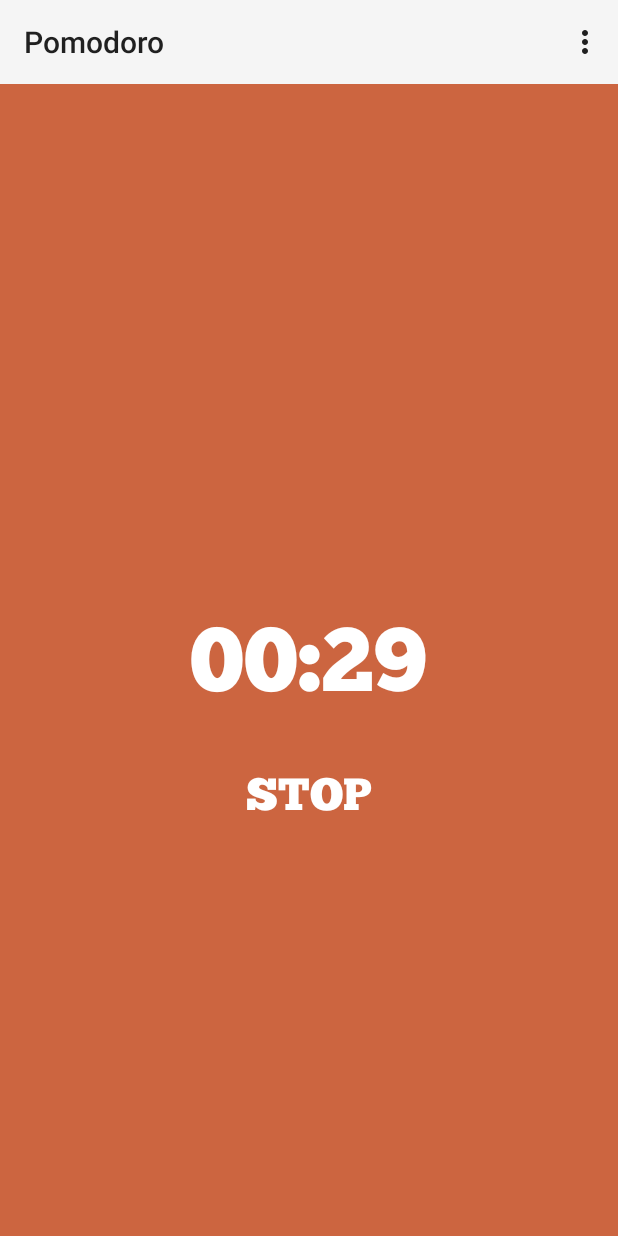
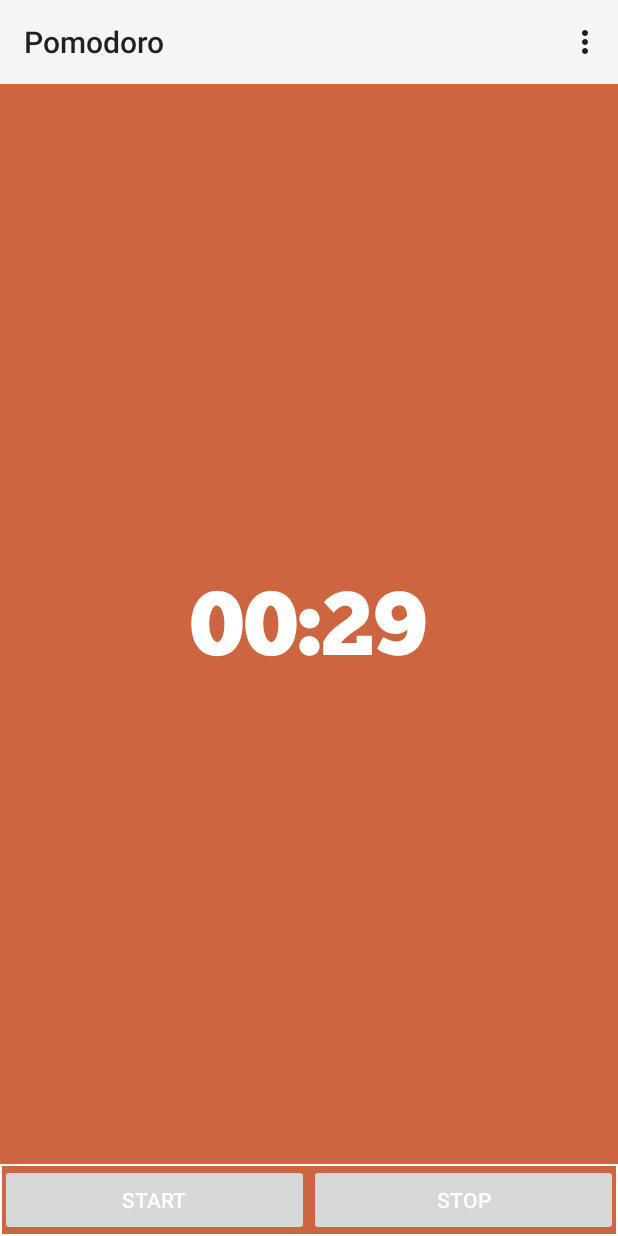
Before and after one commit to qqibrow/pomodoro, an Android app: the AlarmActivity screen opened directly, with no data from a screen before it, after a tap on "START", on a phone screen of 412 x 824 dp. Run offline under Robolectric (Android 15) with nearby library versions, the phone set to English and light mode, and no system bars; 1 statement that could not run was skipped.

Commit message:
finished adding start and stop button.

```diff
--- a/app/src/main/java/com/pomodoro/activities/AlarmActivity.java
+++ b/app/src/main/java/com/pomodoro/activities/AlarmActivity.java
@@ -30,7 +30,7 @@ public class AlarmActivity extends ActionBarActivity {
 	private final long START_TIME = 30 * SECOND;
 
 	// All the views.
-	private Button startBtn;
+	private Button startBtn, stopBtn;
 	private TextView timerText;
 	private RingView ring;
 
@@ -67,14 +67,17 @@ public class AlarmActivity extends ActionBarActivity {
 
 	void initAllViews() {
 		startBtn = (Button) this.findViewById(R.id.startBtn);
+        stopBtn = (Button) this.findViewById(R.id.stopBtn);
+        stopBtn.setEnabled(false);
+
 		timerText = (TextView) this.findViewById(R.id.timer);
 		ring = (RingView) this.findViewById(R.id.timerAnim);
 
 		// Assign special font to button and timerText.
 		Typeface font = Typeface.createFromAsset(getAssets(), CHUNK_FIVE);
 		timerText.setTypeface(font);
-		startBtn.setTypeface(font);
-
+//		startBtn.setTypeface(font);
+//        stopBtn.setTypeface(font);
 		// (TODO)Put startBtn the the ring place regardless of the devices.
 
 	}
@@ -91,15 +94,28 @@ public class AlarmActivity extends ActionBarActivity {
 	}
 
 	public void onClickStartBtn(View w) {
-		if (!timerStarted) {
-			timer.start();
-			timerStarted = true;
-			startBtn.setText("STOP");
-		} else {
-			timer.cancel();
-			resetTimer();
-		}
+//		if (!timerStarted) {
+//			timer.start();
+//			timerStarted = true;
+//            exchangeActivation(startBtn, stopBtn);
+//		} else {
+//			timer.cancel();
+//			resetTimer();
+//            exchangeActivation(stopBtn, startBtn);
+//
+//		}
+        timer.start();
+        exchangeActivation(startBtn, stopBtn);
 	}
+    private void exchangeActivation(Button b1, Button b2) {
+        b1.setEnabled(false);
+        b2.setEnabled(true);
+    }
+    public void onClickStopBtn(View v) {
+        timer.cancel();
+        resetTimer();
+        exchangeActivation(stopBtn, startBtn);
+    }
 
 	private void resetTimer() {
 		// Reset Text for timer.
@@ -110,9 +126,6 @@ public class AlarmActivity extends ActionBarActivity {
 
 		// Reset the flag.
 		timerStarted = false;
-
-		// Reset button text.
-		startBtn.setText("Start");
 
 		// Clear animation for timer text.
 		timerText.clearAnimation();
--- a/app/src/main/java/com/pomodoro/activities/MainActivity.java
+++ b/app/src/main/java/com/pomodoro/activities/MainActivity.java
@@ -45,7 +45,7 @@ public class MainActivity extends ActionBarActivity {
         // Load data from database at first time.
 
         // Create data adapter and set it to ListView.
-        taskAdapter = new TaskAdapter(this, new ArrayList<Task>());
+        taskAdapter = new TaskAdapter(this, Task.getAll());
         listView.setAdapter(taskAdapter);
         listView.setEmptyView(findViewById(android.R.id.empty));
 
--- /dev/null
+++ b/app/src/main/res/drawable/border.xml
@@ -0,0 +1,7 @@
+<?xml version="1.0" encoding="utf-8"?>
+<shape xmlns:android="http://schemas.android.com/apk/res/android"
+    android:shape="rectangle">
+    <stroke
+        android:width="1dip"
+        android:color="@android:color/white" />
+</shape>
--- a/app/src/main/res/layout/activity_alarm.xml
+++ b/app/src/main/res/layout/activity_alarm.xml
@@ -1,10 +1,16 @@
-<FrameLayout xmlns:android="http://schemas.android.com/apk/res/android"
+<LinearLayout xmlns:android="http://schemas.android.com/apk/res/android"
     xmlns:tools="http://schemas.android.com/tools"
     android:id="@+id/mainlayout"
     android:layout_width="match_parent"
     android:layout_height="match_parent"
     android:background="@color/shadow_coral"
-    tools:context=".AlarmActivity" >
+    tools:context=".AlarmActivity"
+    android:orientation="vertical">
+
+    <FrameLayout
+        android:layout_width="fill_parent"
+        android:layout_height="0dp"
+        android:layout_weight="1">
 
         <com.pomodoro.widgets.RingView
             android:id="@+id/timerAnim"
@@ -20,8 +26,10 @@
             android:layout_gravity="center"
             android:textColor="@color/white"
             android:textSize="60sp" />
+    </FrameLayout>
 
-    <Button
+
+  <!--  <Button
         android:id="@+id/startBtn"
         android:layout_width="fill_parent"
         android:layout_height="wrap_content"
@@ -32,5 +40,33 @@
         android:text="@string/startBtnText"
         android:textColor="@color/white"
         android:textSize="30sp" />
+  -->
 
-</FrameLayout>
+    <LinearLayout
+        android:layout_width="fill_parent"
+        android:layout_height="wrap_content"
+        android:orientation="horizontal"
+        android:background="@drawable/border">
+
+        <Button
+            android:id="@+id/startBtn"
+            android:layout_width="0dp"
+            android:layout_height="wrap_content"
+            android:layout_weight="1"
+            android:text="@string/start_clock"
+            android:textColor="@color/white"
+            android:onClick="onClickStartBtn"
+            />
+
+        <Button
+            android:id="@+id/stopBtn"
+            android:layout_width="0dp"
+            android:layout_height="wrap_content"
+            android:layout_weight="1"
+            android:text="@string/stop_clock"
+            android:textColor="@color/white"
+            android:onClick="onClickStopBtn"
+            />
+
+    </LinearLayout>
+</LinearLayout>
--- a/app/src/main/res/values/strings.xml
+++ b/app/src/main/res/values/strings.xml
@@ -11,4 +11,6 @@
     <string name="input_task_hint">Add a Task...</string>
     <string name="action_remove">Delete</string>
     <string name="no_tasks">Start A New Task!</string>
+    <string name="start_clock">START</string>
+    <string name="stop_clock">STOP</string>
 </resources>
```
Lines whose indentation alone changed are shown as unchanged.
